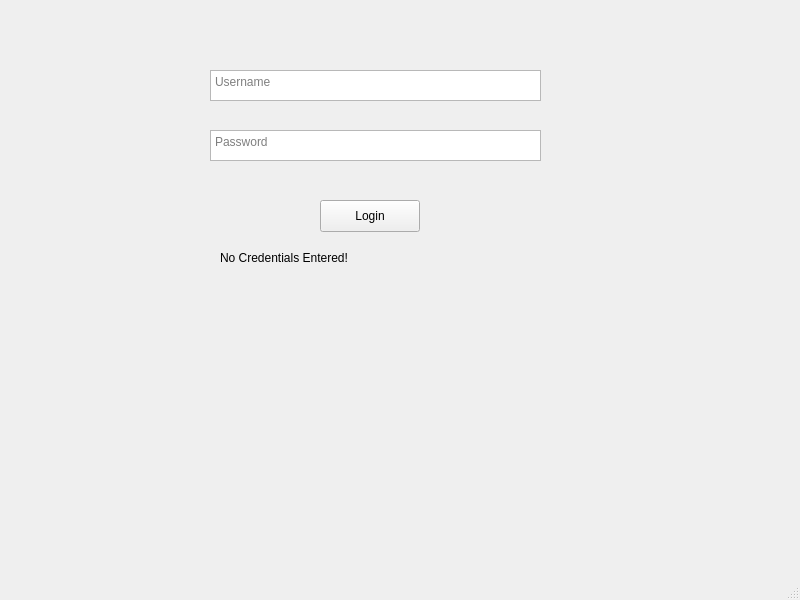
pjpassero/StoreManager, file loginwindow.ui: the form before one commit.
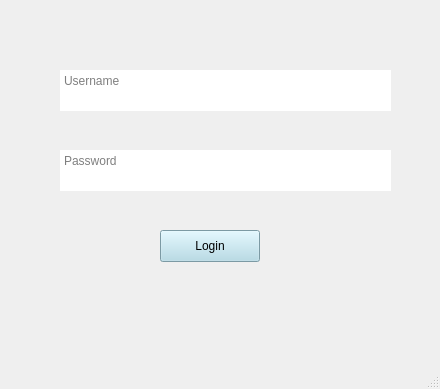
The form after the commit.

Commit message: Added employee view that will show list of employees. Still have to manage the permission levels so only owners can see employee list. Made styling changes to the login window and will contnue to style to application with css (can do this inside qt).

Patch:
```diff
--- a/loginwindow.ui
+++ b/loginwindow.ui
@@ -6,8 +6,8 @@
    <rect>
     <x>0</x>
     <y>0</y>
-    <width>800</width>
-    <height>600</height>
+    <width>440</width>
+    <height>389</height>
    </rect>
   </property>
   <property name="windowTitle">
@@ -17,12 +17,16 @@
    <widget class="QTextEdit" name="user">
     <property name="geometry">
      <rect>
-      <x>210</x>
+      <x>60</x>
       <y>70</y>
       <width>331</width>
-      <height>31</height>
+      <height>41</height>
      </rect>
     </property>
+    <property name="styleSheet">
+     <string notr="true">    border-radius: 5%; 
+</string>
+    </property>
     <property name="placeholderText">
      <string>Username</string>
     </property>
@@ -30,12 +34,16 @@
    <widget class="QTextEdit" name="password">
     <property name="geometry">
      <rect>
-      <x>210</x>
-      <y>130</y>
+      <x>60</x>
+      <y>150</y>
       <width>331</width>
-      <height>31</height>
+      <height>41</height>
      </rect>
     </property>
+    <property name="styleSheet">
+     <string notr="true">    border-radius: 5%; /* Round corners */
+</string>
+    </property>
     <property name="placeholderText">
      <string>Password</string>
     </property>
@@ -43,12 +51,17 @@
    <widget class="QPushButton" name="loginBtn">
     <property name="geometry">
      <rect>
-      <x>320</x>
-      <y>200</y>
+      <x>160</x>
+      <y>230</y>
       <width>100</width>
       <height>32</height>
      </rect>
     </property>
+    <property name="styleSheet">
+     <string notr="true">background-color:lightblue;
+color:black;
+padding:5%;</string>
+    </property>
     <property name="text">
      <string>Login</string>
     </property>
@@ -56,14 +69,14 @@
    <widget class="QLabel" name="status">
     <property name="geometry">
      <rect>
-      <x>220</x>
-      <y>250</y>
-      <width>371</width>
+      <x>70</x>
+      <y>280</y>
+      <width>331</width>
       <height>16</height>
      </rect>
     </property>
     <property name="text">
-     <string>No Credentials Entered!</string>
+     <string/>
     </property>
    </widget>
   </widget>
```
Left out of the diff: 2 changed lines with no effect on the pictures. The commit also changes 7 other files.
